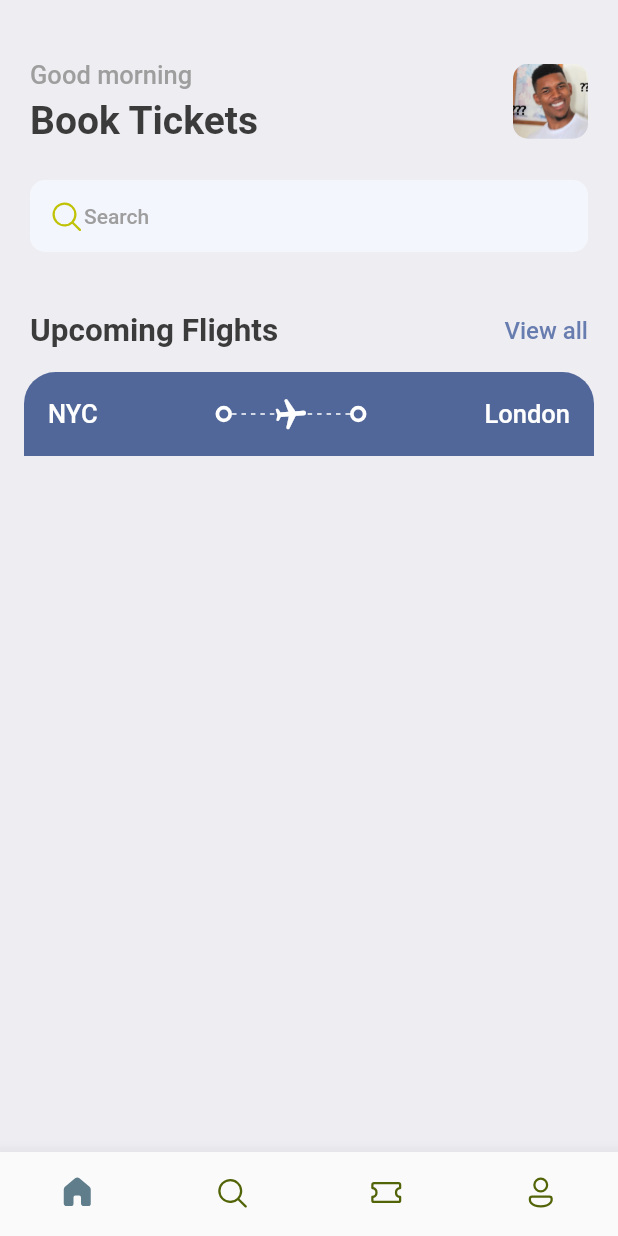
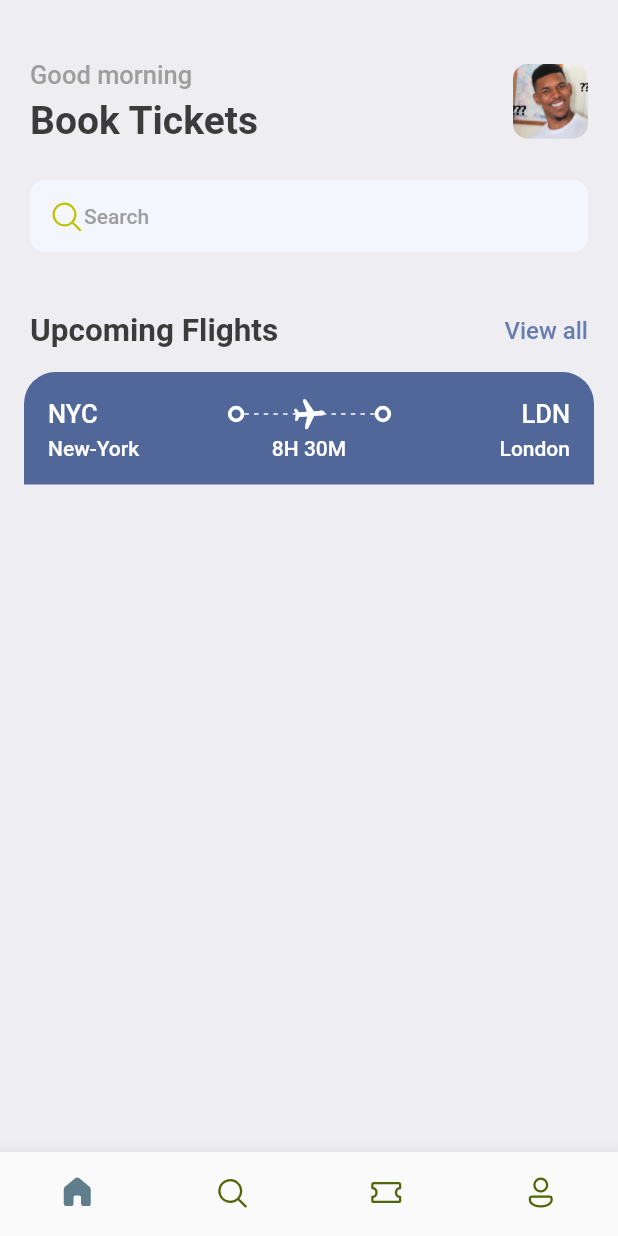
Before and after one commit to omitoful/book_tickets, a Flutter app: the screen it shows after launch, on a phone screen of 412 x 824 dp. Run offline on Flutter 3.47's test engine with Material 2 defaults, Android fonts, the phone set to English and light mode, and no system bars; our stand-ins replace fluentui_icons, gap.

Commit message:
finish blue part of ticket.

```diff
--- a/lib/screens/ticket_view.dart
+++ b/lib/screens/ticket_view.dart
@@ -3,6 +3,7 @@ import 'package:booktickets/utils/app_styles.dart';
 import 'package:booktickets/widgets/thick_container.dart';
 import 'package:flutter/cupertino.dart';
 import 'package:flutter/material.dart';
+import 'package:gap/gap.dart';
 
 class TicketView extends StatefulWidget {
   const TicketView({Key? key}) : super(key: key);
@@ -22,6 +23,9 @@ class _TicketViewState extends State<TicketView> {
         margin: const EdgeInsets.only(left: 16, right: 16),
         child: Column(
           children: [
+            /*
+            showing the blue part of the card
+             */
             Container(
               decoration: BoxDecoration(
                 color: const Color(0xFF526799),
@@ -62,7 +66,22 @@ class _TicketViewState extends State<TicketView> {
 
                       ThickContainer(),
                       Expanded(child: Container()),
-                      Text("London", style: Styles.headLineStyle3.copyWith(color: Colors.white),),
+                      Text("LDN", style: Styles.headLineStyle3.copyWith(color: Colors.white),),
+                    ],
+                  ),
+                  const Gap(3),
+                  Row(
+                    mainAxisAlignment: MainAxisAlignment.spaceBetween,
+                    children: [
+                      SizedBox(
+                        width: 100,
+                        child: Text("New-York", style: Styles.headLineStyle4.copyWith(color: Colors.white)),
+                      ),
+                      Text("8H 30M", style: Styles.headLineStyle4.copyWith(color: Colors.white)),
+                      SizedBox(
+                        width: 100,
+                        child: Text("London", textAlign: TextAlign.end, style: Styles.headLineStyle4.copyWith(color: Colors.white)),
+                      )
                     ],
                   )
                 ],
```
